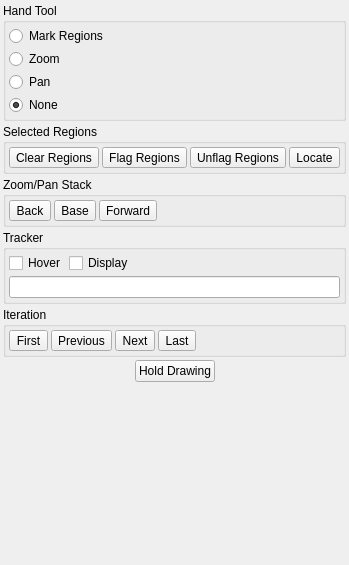
Qt form code/plotms/implement/GuiTabs/PlotMSToolsTab.ui (radio-astro/casa) before a commit.
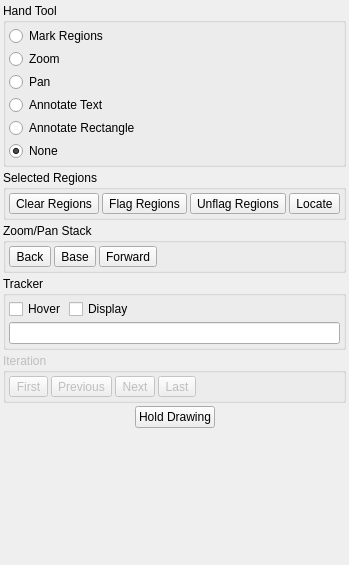
The same form after that commit. Icons and pictures are not drawn.

What changed in the file:
```diff
--- a/code/plotms/implement/GuiTabs/PlotMSToolsTab.ui
+++ b/code/plotms/implement/GuiTabs/PlotMSToolsTab.ui
@@ -87,7 +87,27 @@
          <string>Pan</string>
         </property>
         <property name="icon" >
-         <iconset resource="PlotMSPlotter.qrc" >:/actions/images/pan.png</iconset>
+         <iconset resource="../Gui/PlotMSPlotter.qrc" >:/actions/images/pan.png</iconset>
+        </property>
+       </widget>
+      </item>
+      <item>
+       <widget class="QRadioButton" name="handAnnotateText" >
+        <property name="text" >
+         <string>Annotate Text</string>
+        </property>
+        <property name="icon" >
+         <iconset resource="../Gui/PlotMSPlotter.qrc" >:/actions/images/annotate_text.png</iconset>
+        </property>
+       </widget>
+      </item>
+      <item>
+       <widget class="QRadioButton" name="handAnnotateRectangle" >
+        <property name="text" >
+         <string>Annotate Rectangle</string>
+        </property>
+        <property name="icon" >
+         <iconset resource="../Gui/PlotMSPlotter.qrc" >:/actions/images/annotate_rectangle.png</iconset>
         </property>
        </widget>
       </item>
@@ -336,6 +356,9 @@
    </item>
    <item>
     <widget class="QGroupBox" name="iterationBox" >
+     <property name="enabled" >
+      <bool>false</bool>
+     </property>
      <property name="title" >
       <string>Iteration</string>
      </property>
```
Left out of the diff: 28 changed lines with no effect on the pictures.
